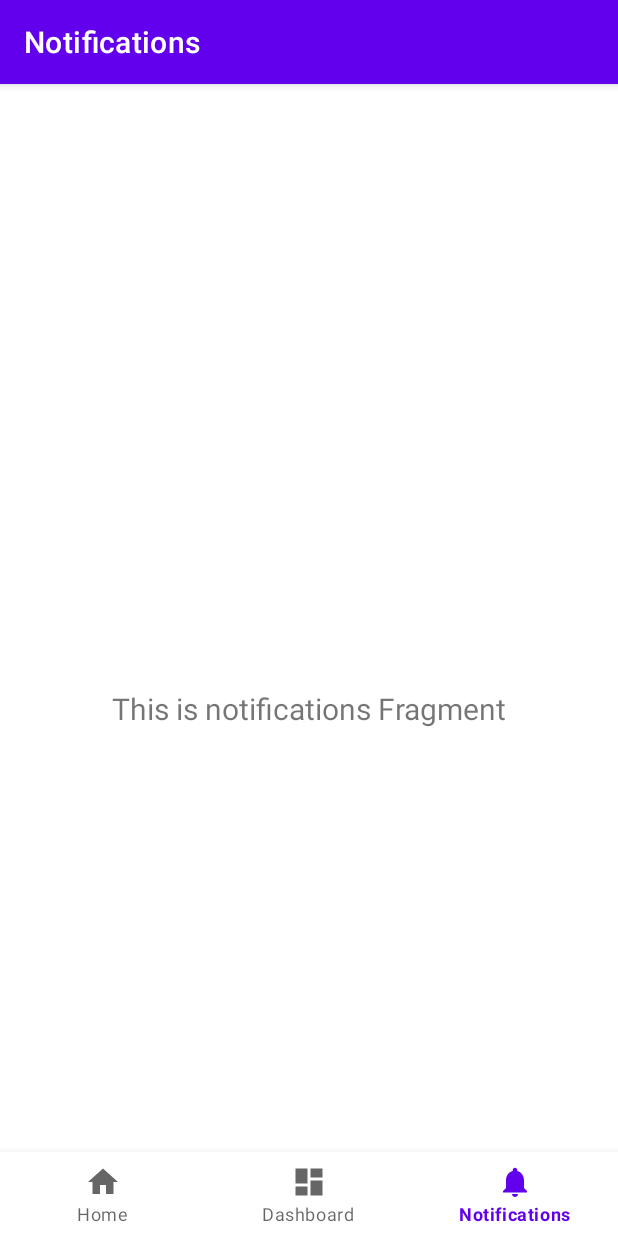
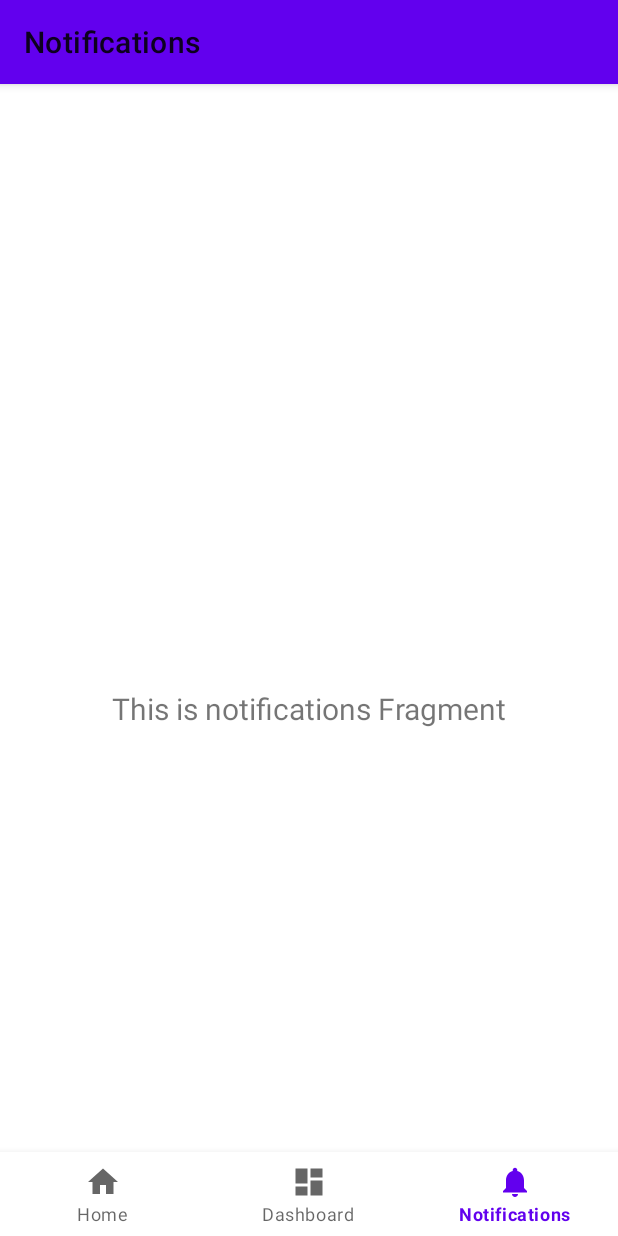
Before and after one commit to ahmetozrahat/Platform, an Android app: the screen it shows after launch (MainActivity), item 3 of the bottom bar chosen, on a phone screen of 412 x 824 dp. Run offline under Robolectric (Android 15) with nearby library versions, the phone set to English and light mode, and no system bars; our stand-ins replace navigation-ui.

Commit message:
Theme changed.

```diff
--- /dev/null
+++ b/app/src/main/res/values-night/colors.xml
@@ -0,0 +1,6 @@
+<?xml version="1.0" encoding="utf-8"?>
+<resources>
+    <color name="colorPrimary">#FFBB86FC</color>
+    <color name="colorPrimaryDark">#000000</color>
+    <color name="colorAccent">#FFBB86FC</color>
+</resources>
--- a/app/src/main/res/values-night/themes.xml
+++ b/app/src/main/res/values-night/themes.xml
@@ -1,16 +1,7 @@
 <resources xmlns:tools="http://schemas.android.com/tools">
-    <!-- Base application theme. -->
-    <style name="Theme.Platform" parent="Theme.MaterialComponents.DayNight.DarkActionBar">
-        <!-- Primary brand color. -->
-        <item name="colorPrimary">@color/purple_200</item>
-        <item name="colorPrimaryVariant">@color/purple_700</item>
-        <item name="colorOnPrimary">@color/black</item>
-        <!-- Secondary brand color. -->
-        <item name="colorSecondary">@color/teal_200</item>
-        <item name="colorSecondaryVariant">@color/teal_200</item>
-        <item name="colorOnSecondary">@color/black</item>
-        <!-- Status bar color. -->
-        <item name="android:statusBarColor" tools:targetApi="l">?attr/colorPrimaryVariant</item>
-        <!-- Customize your theme here. -->
+    <style name="Theme.Platform" parent="Theme.MaterialComponents.DayNight">
+        <item name="colorPrimary">@color/colorPrimary</item>
+        <item name="colorPrimaryDark">@color/colorPrimaryDark</item>
+        <item name="colorAccent">@color/colorAccent</item>
     </style>
 </resources>
--- a/app/src/main/res/values/colors.xml
+++ b/app/src/main/res/values/colors.xml
@@ -1,10 +1,6 @@
 <?xml version="1.0" encoding="utf-8"?>
 <resources>
-    <color name="purple_200">#FFBB86FC</color>
-    <color name="purple_500">#FF6200EE</color>
-    <color name="purple_700">#FF3700B3</color>
-    <color name="teal_200">#FF03DAC5</color>
-    <color name="teal_700">#FF018786</color>
-    <color name="black">#FF000000</color>
-    <color name="white">#FFFFFFFF</color>
+    <color name="colorPrimary">#FF6200EE</color>
+    <color name="colorPrimaryDark">#512DA8</color>
+    <color name="colorAccent">#FF03DAC5</color>
 </resources>
--- a/app/src/main/res/values/themes.xml
+++ b/app/src/main/res/values/themes.xml
@@ -1,16 +1,7 @@
 <resources xmlns:tools="http://schemas.android.com/tools">
-    <!-- Base application theme. -->
-    <style name="Theme.Platform" parent="Theme.MaterialComponents.DayNight.DarkActionBar">
-        <!-- Primary brand color. -->
-        <item name="colorPrimary">@color/purple_500</item>
-        <item name="colorPrimaryVariant">@color/purple_700</item>
-        <item name="colorOnPrimary">@color/white</item>
-        <!-- Secondary brand color. -->
-        <item name="colorSecondary">@color/teal_200</item>
-        <item name="colorSecondaryVariant">@color/teal_700</item>
-        <item name="colorOnSecondary">@color/black</item>
-        <!-- Status bar color. -->
-        <item name="android:statusBarColor" tools:targetApi="l">?attr/colorPrimaryVariant</item>
-        <!-- Customize your theme here. -->
+    <style name="Theme.Platform" parent="Theme.MaterialComponents.Light">
+        <item name="colorPrimary">@color/colorPrimary</item>
+        <item name="colorPrimaryDark">@color/colorPrimaryDark</item>
+        <item name="colorAccent">@color/colorAccent</item>
     </style>
 </resources>
```
Also changed, not shown: app/build.gradle (+12 -12 lines).
